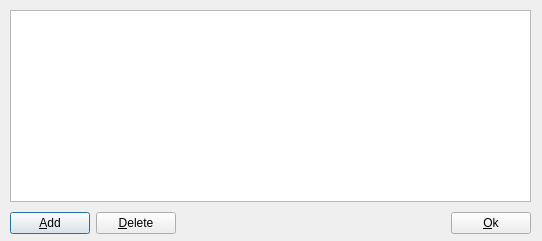
Above: src/EditLocationDlg.ui from codymj/SolarCalculator before the change. Below: the same form after it.
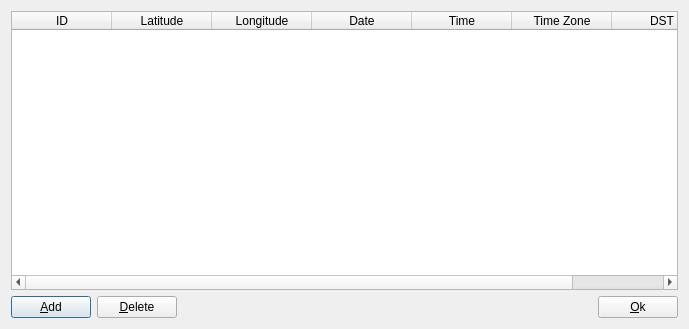
That is the form after the change.

Diff of the .ui file:
```diff
--- a/src/EditLocationDlg.ui
+++ b/src/EditLocationDlg.ui
@@ -6,21 +6,20 @@
    <rect>
     <x>0</x>
     <y>0</y>
-    <width>542</width>
-    <height>241</height>
+    <width>689</width>
+    <height>329</height>
    </rect>
   </property>
   <property name="windowTitle">
    <string>Dialog</string>
   </property>
-  <widget class="QTableView" name="locationTableView">
-   <property name="geometry">
-    <rect>
-     <x>10</x>
-     <y>10</y>
-     <width>521</width>
-     <height>192</height>
-    </rect>
+  <layout class="QGridLayout" name="gridLayout">
+   <item row="0" column="0">
+    <layout class="QVBoxLayout" name="verticalLayout">
+     <item>
+      <widget class="QTableWidget" name="locationTableWidget">
+       <property name="contextMenuPolicy">
+        <enum>Qt::ActionsContextMenu</enum>
    </property>
    <property name="alternatingRowColors">
     <bool>true</bool>
@@ -28,16 +27,74 @@
    <property name="sortingEnabled">
     <bool>true</bool>
    </property>
-  </widget>
-  <widget class="QWidget" name="">
-   <property name="geometry">
-    <rect>
-     <x>10</x>
-     <y>210</y>
-     <width>521</width>
-     <height>26</height>
-    </rect>
-   </property>
+       <property name="columnCount">
+        <number>7</number>
+       </property>
+       <attribute name="horizontalHeaderCascadingSectionResizes">
+        <bool>false</bool>
+       </attribute>
+       <attribute name="horizontalHeaderHighlightSections">
+        <bool>true</bool>
+       </attribute>
+       <attribute name="horizontalHeaderMinimumSectionSize">
+        <number>5</number>
+       </attribute>
+       <attribute name="horizontalHeaderShowSortIndicator" stdset="0">
+        <bool>false</bool>
+       </attribute>
+       <attribute name="horizontalHeaderStretchLastSection">
+        <bool>false</bool>
+       </attribute>
+       <attribute name="verticalHeaderVisible">
+        <bool>false</bool>
+       </attribute>
+       <attribute name="verticalHeaderCascadingSectionResizes">
+        <bool>false</bool>
+       </attribute>
+       <attribute name="verticalHeaderHighlightSections">
+        <bool>false</bool>
+       </attribute>
+       <attribute name="verticalHeaderStretchLastSection">
+        <bool>false</bool>
+       </attribute>
+       <column>
+        <property name="text">
+         <string>ID</string>
+        </property>
+       </column>
+       <column>
+        <property name="text">
+         <string>Latitude</string>
+        </property>
+       </column>
+       <column>
+        <property name="text">
+         <string>Longitude</string>
+        </property>
+       </column>
+       <column>
+        <property name="text">
+         <string>Date</string>
+        </property>
+       </column>
+       <column>
+        <property name="text">
+         <string>Time</string>
+        </property>
+       </column>
+       <column>
+        <property name="text">
+         <string>Time Zone</string>
+        </property>
+       </column>
+       <column>
+        <property name="text">
+         <string>DST</string>
+        </property>
+       </column>
+      </widget>
+     </item>
+     <item>
    <layout class="QHBoxLayout" name="horizontalLayout">
     <item>
      <widget class="QPushButton" name="pushButton_2">
@@ -74,7 +131,10 @@
      </widget>
     </item>
    </layout>
-  </widget>
+     </item>
+    </layout>
+   </item>
+  </layout>
  </widget>
  <resources/>
  <connections/>
```
Lines whose indentation alone changed are shown as unchanged.
